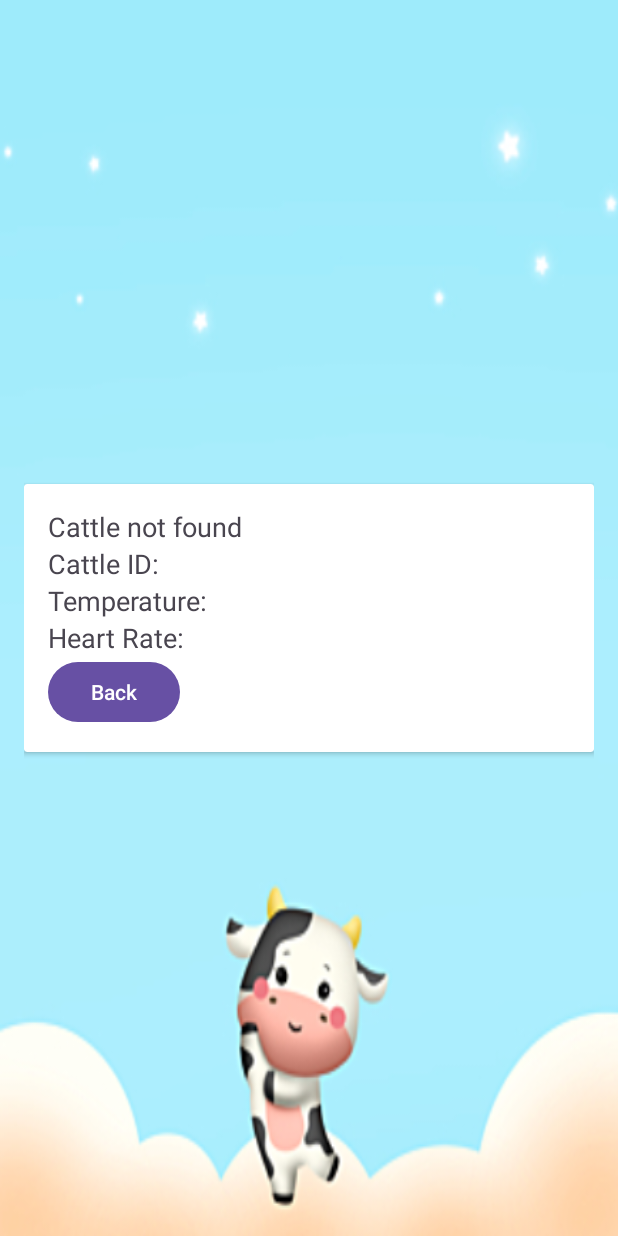
After one commit to AyushiBhatla1703/NANDI, an Android app: the CattleActivity screen opened directly, with no data from a screen before it, on a phone screen of 412 x 824 dp. The commit adds this screen. Run offline under Robolectric (Android 15) with nearby library versions, the phone set to English and light mode, and no system bars; our stand-ins replace Firebase (no records; nobody signed in at launch, a user with empty details on screens opened directly).

Commit message:
CODE changes

```diff
--- a/app/src/main/AndroidManifest.xml
+++ b/app/src/main/AndroidManifest.xml
@@ -12,6 +12,12 @@
         android:supportsRtl="true"
         android:theme="@style/Theme.Nandi"
         tools:targetApi="31">
+        <activity
+            android:name=".CattleActivity"
+            android:exported="false" />
+        <activity
+            android:name=".cattle"
+            android:exported="false" />
         <activity
             android:name=".CattledetailsActivity"
             android:exported="false" />
--- /dev/null
+++ b/app/src/main/java/com/example/nandi/CattleActivity.java
@@ -0,0 +1,55 @@
+package com.example.nandi;
+
+import android.os.Bundle;
+import android.widget.TextView;
+import androidx.appcompat.app.AppCompatActivity;
+import com.google.firebase.database.DataSnapshot;
+import com.google.firebase.database.DatabaseError;
+import com.google.firebase.database.DatabaseReference;
+import com.google.firebase.database.FirebaseDatabase;
+import com.google.firebase.database.ValueEventListener;
+
+public class CattleActivity extends AppCompatActivity {
+    private TextView cattleNameTextView;
+    private TextView textViewTemperature;
+    private TextView textViewHeartRate;
+    private TextView textViewCattleId;
+
+    @Override
+    protected void onCreate(Bundle savedInstanceState) {
+        super.onCreate(savedInstanceState);
+        setContentView(R.layout.activity_cattle);
+
+        cattleNameTextView = findViewById(R.id.textViewCattleName);
+        textViewCattleId = findViewById(R.id.textViewCattleId);
+        textViewTemperature = findViewById(R.id.textViewTemperature);
+        textViewHeartRate = findViewById(R.id.textViewHeartRate);
+
+        String selectedCattleId = getIntent().getStringExtra("cattleId");
+        DatabaseReference cattleRef = FirebaseDatabase.getInstance().getReference().child("cattle").child(selectedCattleId);
+
+        cattleRef.addListenerForSingleValueEvent(new ValueEventListener() {
+            @Override
+            public void onDataChange(DataSnapshot dataSnapshot) {
+                if (dataSnapshot.exists()) {
+                    String name = dataSnapshot.child("Name").getValue(String.class);
+                    String id = dataSnapshot.child("ID").getValue(String.class);
+                    String temperature = dataSnapshot.child("temperature").getValue(String.class);
+                    String heartRate = dataSnapshot.child("heartRate").getValue(String.class);
+
+                    cattleNameTextView.setText("Cattle Name: " + name);
+                    textViewCattleId.setText("Cattle ID: " + id);
+                    textViewTemperature.setText("Temperature: " + temperature);
+                    textViewHeartRate.setText("Heart Rate: " + heartRate);
+                } else {
+                    cattleNameTextView.setText("Cattle not found");
+                }
+            }
+
+            @Override
+            public void onCancelled(DatabaseError databaseError) {
+                cattleNameTextView.setText("Error retrieving cattle data");
+            }
+        });
+    }
+}
--- /dev/null
+++ b/app/src/main/res/layout/activity_cattle.xml
@@ -0,0 +1,56 @@
+<?xml version="1.0" encoding="utf-8"?>
+<RelativeLayout
+    xmlns:android="http://schemas.android.com/apk/res/android"
+    android:layout_width="match_parent"
+    android:layout_height="match_parent"
+    android:padding="16dp"
+    android:background="@drawable/img_2">
+
+    <androidx.cardview.widget.CardView
+        android:layout_width="match_parent"
+        android:layout_height="wrap_content"
+        android:layout_centerInParent="true">
+
+        <LinearLayout
+            android:layout_width="match_parent"
+            android:layout_height="wrap_content"
+            android:orientation="vertical"
+            android:padding="16dp">
+
+            <TextView
+                android:id="@+id/textViewCattleName"
+                android:layout_width="wrap_content"
+                android:layout_height="wrap_content"
+                android:text="Cattle Name:"
+                android:textSize="18sp" />
+
+            <TextView
+                android:id="@+id/textViewCattleId"
+                android:layout_width="wrap_content"
+                android:layout_height="wrap_content"
+                android:text="Cattle ID:"
+                android:textSize="18sp" />
+
+            <TextView
+                android:id="@+id/textViewTemperature"
+                android:layout_width="wrap_content"
+                android:layout_height="wrap_content"
+                android:text="Temperature:"
+                android:textSize="18sp" />
+
+            <TextView
+                android:id="@+id/textViewHeartRate"
+                android:layout_width="wrap_content"
+                android:layout_height="wrap_content"
+                android:text="Heart Rate:"
+                android:textSize="18sp" />
+
+            <Button
+                android:id="@+id/backButton"
+                android:layout_width="wrap_content"
+                android:layout_height="wrap_content"
+                android:text="Back" />
+
+        </LinearLayout>
+    </androidx.cardview.widget.CardView>
+</RelativeLayout>
--- a/app/src/main/res/layout/activity_login.xml
+++ b/app/src/main/res/layout/activity_login.xml
@@ -28,6 +28,7 @@
         android:layout_height="wrap_content"
         android:hint="EMAIL:"
         android:textColorHint="@color/black"
+        android:textColor="@color/black"
         android:minHeight="100dp"
         tools:ignore="DuplicateClickableBoundsCheck,HardcodedText"
         ></EditText>
@@ -53,6 +54,7 @@
         android:textColorHint="@color/black"
         android:hint="Password:"
         android:minHeight="100dp"
+        android:textColor="@color/black"
         tools:ignore="TextFields"></EditText>
 
     <Button
```
Also changed, not shown: app/src/main/java/com/example/nandi/CattledetailsActivity.java (+37 -31 lines), app/src/main/java/com/example/nandi/MainActivity.java (+21 -23 lines).
